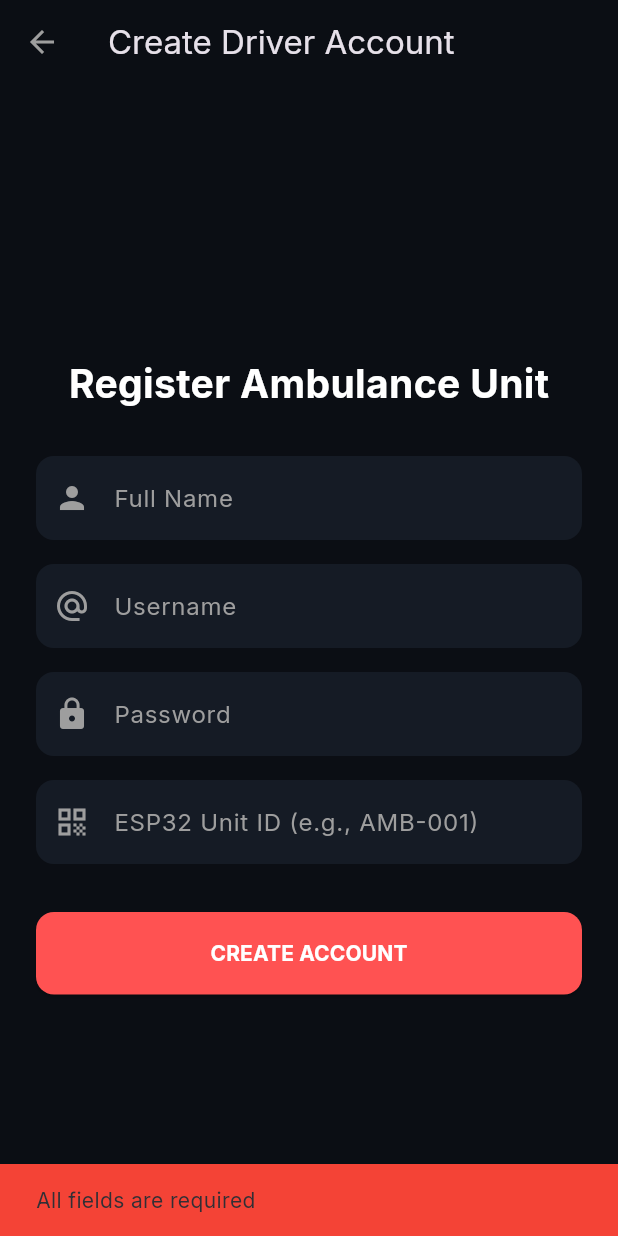
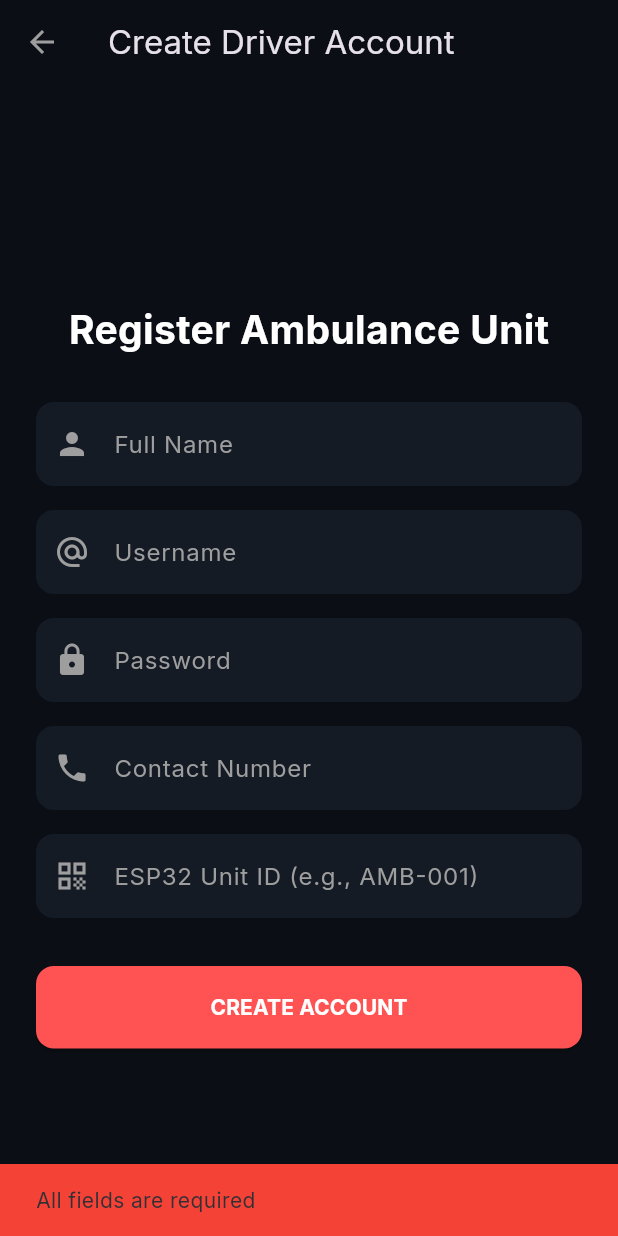
Before and after one commit to Ivinjk007/atps_app, a Flutter app: the SignupScreen screen opened directly, after a tap on "CREATE ACCOUNT", on a phone screen of 412 x 824 dp. Run offline on Flutter 3.47's test engine with Material 3 defaults, Android fonts, the phone set to English and light mode, and no system bars; our stand-ins replace google_fonts, lucide_icons, signals_flutter; network calls fail.

Commit message:
updated project file

```diff
--- a/atps_app/lib/signup_screen.dart
+++ b/atps_app/lib/signup_screen.dart
@@ -14,6 +14,7 @@ class _SignupScreenState extends State<SignupScreen> {
   final _nameController = TextEditingController();
   final _usernameController = TextEditingController();
   final _passwordController = TextEditingController();
+  final _phoneController = TextEditingController();
   final _unitIdController = TextEditingController();
 
   final store = AtpsStore();
@@ -22,11 +23,13 @@ class _SignupScreenState extends State<SignupScreen> {
     final name = _nameController.text.trim();
     final username = _usernameController.text.trim();
     final password = _passwordController.text.trim();
+    final phone = _phoneController.text.trim();
     final unitId = _unitIdController.text.trim();
 
     if (name.isEmpty ||
         username.isEmpty ||
         password.isEmpty ||
+        phone.isEmpty ||
         unitId.isEmpty) {
       ScaffoldMessenger.of(context).showSnackBar(
         const SnackBar(
@@ -37,14 +40,30 @@ class _SignupScreenState extends State<SignupScreen> {
       return;
     }
 
+    if (phone.length < 10) {
+      ScaffoldMessenger.of(context).showSnackBar(
+        const SnackBar(
+          content: Text("Enter a valid contact number"),
+          backgroundColor: Colors.red,
+        ),
+      );
+      return;
+    }
+
     try {
-    bool success =
-        await store.createAccount(name, username, password, unitId, "DRIVER");
+      bool success = await store.createAccount(
+        name,
+        username,
+        password,
+        unitId,
+        phone,
+        "DRIVER",
+      );
 
       if (success && mounted) {
         ScaffoldMessenger.of(context).showSnackBar(
           const SnackBar(
-          content: Text("Driver Account Created!"),
+            content: Text("Driver Account Created Successfully"),
             backgroundColor: Colors.green,
           ),
         );
@@ -53,13 +72,12 @@ class _SignupScreenState extends State<SignupScreen> {
     } catch (e) {
       ScaffoldMessenger.of(context).showSnackBar(
         SnackBar(
-        content: Text(e.toString()),
+          content: Text(e.toString().replaceAll("Exception: ", "")),
           backgroundColor: Colors.red,
         ),
       );
     }
   }
-
 
   @override
   Widget build(BuildContext context) {
@@ -95,8 +113,13 @@ class _SignupScreenState extends State<SignupScreen> {
               _buildTextField("Password", Icons.lock, _passwordController, isPassword: true),
               const SizedBox(height: 16),
 
-              _buildTextField("ESP32 Unit ID (e.g., AMB-001)", Icons.qr_code, _unitIdController),
+              _buildTextField("Contact Number", Icons.phone, _phoneController),
+              const SizedBox(height: 16),
 
+              _buildTextField(
+                  "ESP32 Unit ID (e.g., AMB-001)",
+                  Icons.qr_code,
+                  _unitIdController),
               const SizedBox(height: 32),
 
               Watch((context) => SizedBox(
@@ -116,7 +139,8 @@ class _SignupScreenState extends State<SignupScreen> {
                               "CREATE ACCOUNT",
                               style: TextStyle(
                                 color: Colors.white,
-                                  fontWeight: FontWeight.bold),
+                                fontWeight: FontWeight.bold,
+                              ),
                             ),
                     ),
                   )),
@@ -137,6 +161,8 @@ class _SignupScreenState extends State<SignupScreen> {
       controller: controller,
       obscureText: isPassword,
       style: const TextStyle(color: Colors.white),
+      keyboardType:
+          label == "Contact Number" ? TextInputType.phone : TextInputType.text,
       decoration: InputDecoration(
         labelText: label,
         labelStyle: const TextStyle(color: Colors.grey),
```
Also changed, not shown: atps_app/lib/admin_dashboard.dart (+125 -13 lines), atps_app/lib/atps_store.dart (+71 -17 lines), atps_app/lib/traffic_service.dart (+5 -3 lines), 1 other file. Lines whose indentation alone changed are shown as unchanged.
